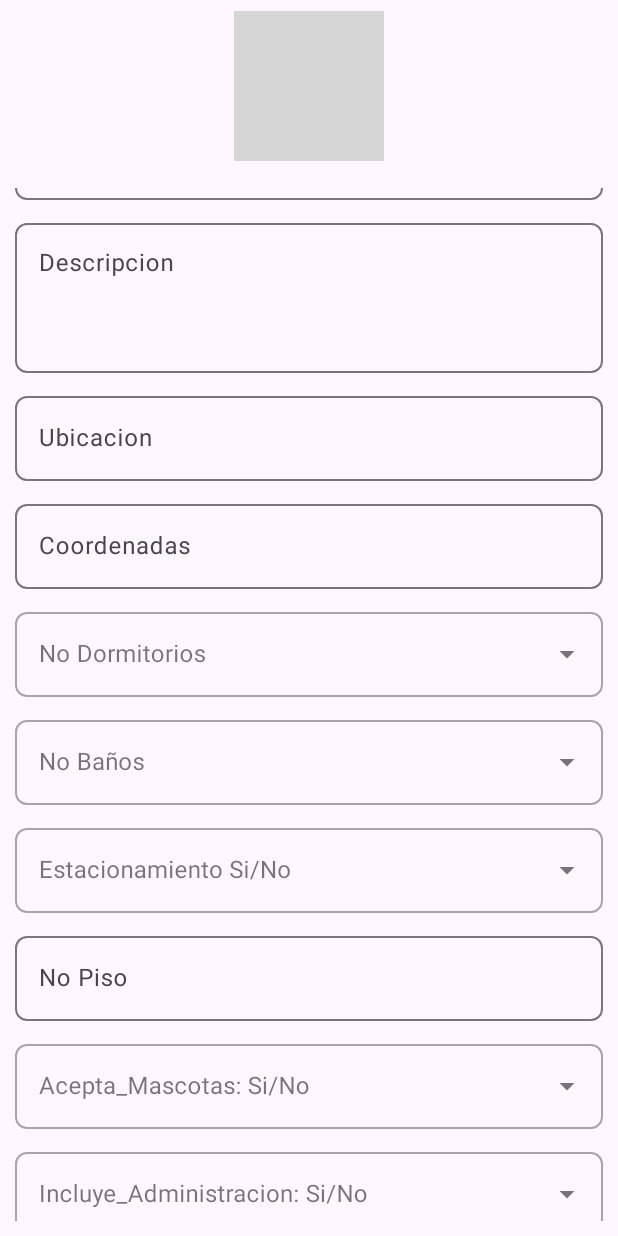
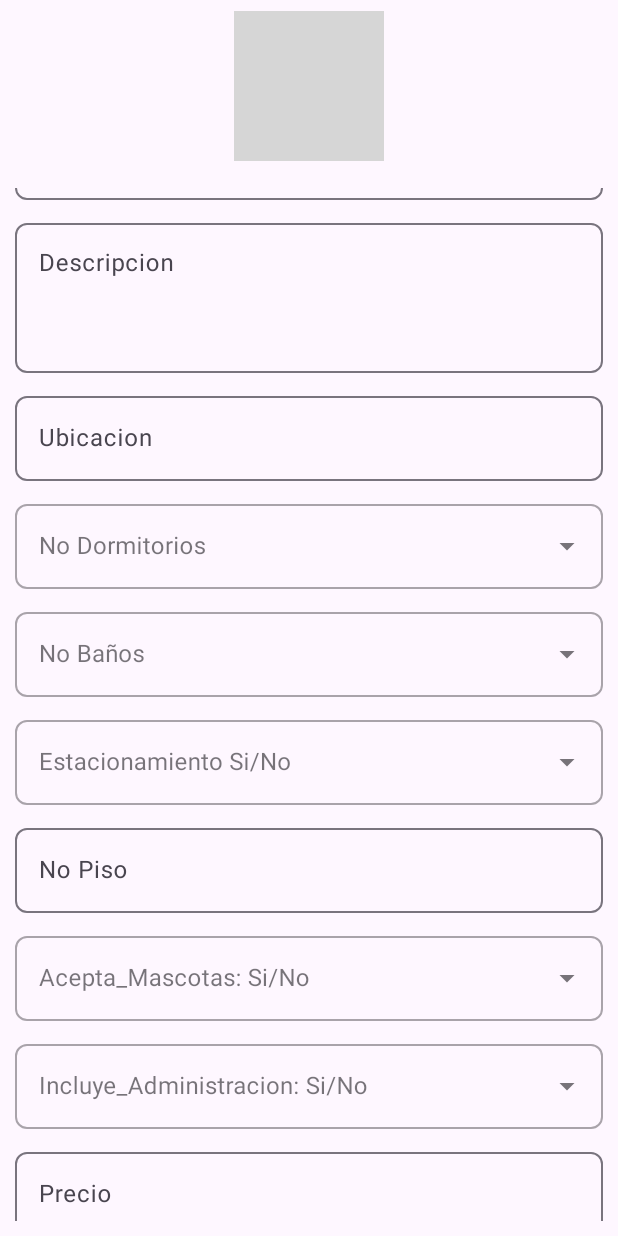
Before and after one commit to santiagofonseca13/MundiHome, an Android app: the CrearAnuncio screen opened directly, with no data from a screen before it, scrolled down 496 dp, on a phone screen of 412 x 824 dp. Run offline under Robolectric (Android 15) with nearby library versions, the phone set to English and light mode, and no system bars; our stand-ins replace Firebase (no records; nobody signed in at launch, a user with empty details on screens opened directly); 1 statement that could not run was skipped; grey boxes are pictures that could not be loaded.

Commit message:
Parte 27
Creacion de Api Google Maps

```diff
--- a/app/build.gradle.kts
+++ b/app/build.gradle.kts
@@ -59,7 +59,9 @@ dependencies {
     implementation ("com.hbb20:ccp:2.7.0")
     implementation("com.google.firebase:firebase-storage")
     implementation(platform("com.google.firebase:firebase-bom:33.11.0"))
+    implementation("com.google.android.gms:play-services-maps:18.2.0")
     implementation("com.google.firebase:firebase-auth")
+    implementation("com.google.android.libraries.places:places:4.1.0")
     implementation("com.google.firebase:firebase-database")
     implementation("com.github.bumptech.glide:glide:4.16.0")
     implementation("com.google.android.gms:play-services-auth:20.7.0")
--- a/app/src/main/AndroidManifest.xml
+++ b/app/src/main/AndroidManifest.xml
@@ -47,6 +47,11 @@
                 <category android:name="android.intent.category.DEFAULT" />
             </intent-filter>
         </activity>
+
+        <meta-data
+            android:name="com.google.android.geo.API_KEY"
+            android:value="$@string/mi_google_api_key" />
+
     </application>
 
 </manifest>
--- a/app/src/main/java/com/mh/mundihome/Anuncios/CrearAnuncio.kt
+++ b/app/src/main/java/com/mh/mundihome/Anuncios/CrearAnuncio.kt
@@ -166,10 +166,6 @@ class CrearAnuncio : AppCompatActivity() {
             binding.Ubicacion.error = "Ingrese la ubicación"
             binding.Ubicacion.requestFocus()
         }
-        else if (coordenadas.isEmpty()) {
-            binding.Ubicacion.error = "Ingrese las coordenadas"
-            binding.Ubicacion.requestFocus()
-        }
         else if (dormitorios.isEmpty()) {
             binding.Dormitorios.error = "Seleccione la cantidad de dormitorios"
             binding.Dormitorios.requestFocus()
@@ -236,7 +232,6 @@ class CrearAnuncio : AppCompatActivity() {
         hashMap["precio"] = "${precio}"
         hashMap["descripción"] = "${descripcion}"
         hashMap["ubicación"] = "${ubicacion}"
-        hashMap["coordenadas"] = "${coordenadas}"
         hashMap["dormitorios"] = "${dormitorios}"
         hashMap["baños"] = "${banos}"
         hashMap["estacionamiento"] = "${estacionamiento}"
--- a/app/src/main/res/layout/activity_crear_anuncio.xml
+++ b/app/src/main/res/layout/activity_crear_anuncio.xml
@@ -255,31 +255,10 @@
 
             </com.google.android.material.textfield.TextInputLayout>
 
-            <!-- Coordenadas -->
-            <com.google.android.material.textfield.TextInputLayout
-                android:id="@+id/Til_Coordenadas"
-                android:layout_below="@+id/Til_Ubicacion"
-                android:layout_marginTop="10dp"
-                app:boxCornerRadiusBottomStart="8dp"
-                app:boxCornerRadiusBottomEnd="8dp"
-                app:boxCornerRadiusTopStart="8dp"
-                app:boxCornerRadiusTopEnd="8dp"
-                android:layout_width="match_parent"
-                android:layout_height="wrap_content">
-
-                <EditText
-                    android:id="@+id/Coordenadas"
-                    android:hint="@string/Coordenadas"
-                    android:inputType="textPersonName|textCapSentences"
-                    android:layout_width="match_parent"
-                    android:layout_height="wrap_content"/>
-
-            </com.google.android.material.textfield.TextInputLayout>
-
             <!-- Dormitorios -->
             <com.google.android.material.textfield.TextInputLayout
                 android:id="@+id/Til_Dormitorios"
-                android:layout_below="@+id/Til_Coordenadas"
+                android:layout_below="@+id/Til_Ubicacion"
                 style="@style/Widget.MaterialComponents.TextInputLayout.OutlinedBox.ExposedDropdownMenu"
                 android:layout_marginTop="10dp"
                 app:boxCornerRadiusBottomStart="8dp"
--- a/app/src/main/res/values/strings.xml
+++ b/app/src/main/res/values/strings.xml
@@ -1,5 +1,7 @@
 <resources>
     <string name="app_name">MundiHome</string>
+
+    <string name="mi_google_api_key">AIzaSyD10DKZ_zOLTYB7cDM_vgYdsA9RftE-aQ8</string>
 
     <string name="Item_Inicio">Inicio</string>
     <string name="Item_Chats">Chats</string>
@@ -60,7 +62,6 @@
     <string name="Area_Total">Area_Total: m2</string>
     <string name="Et_descripcion">Descripcion</string>
     <string name="Ubicacion">Ubicacion</string>
-    <string name="Coordenadas">Coordenadas</string>
     <string name="Dormitorios">No Dormitorios</string>
     <string name="Baños">No Baños</string>
     <string name="Estacionamiento">Estacionamiento Si/No</string>
```
